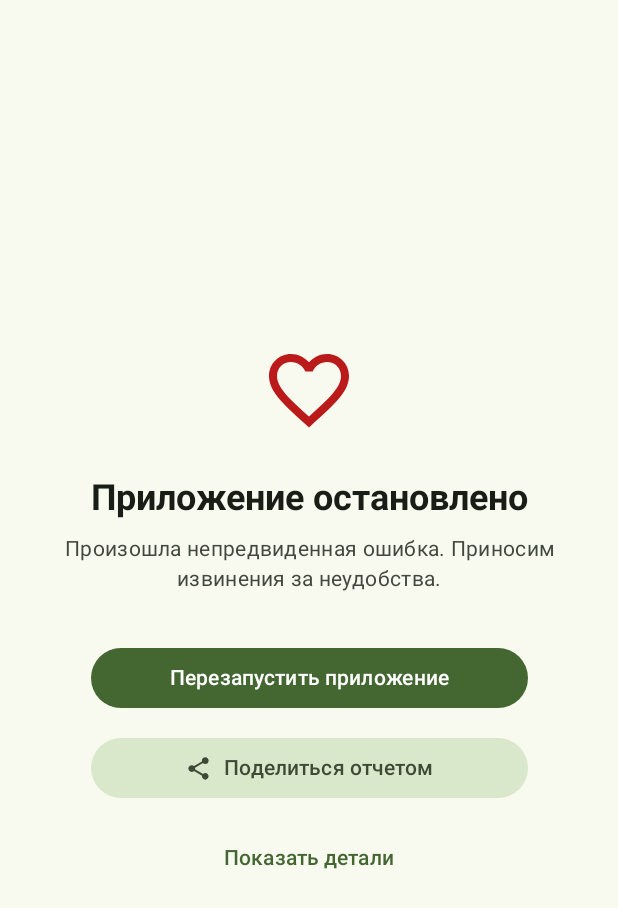
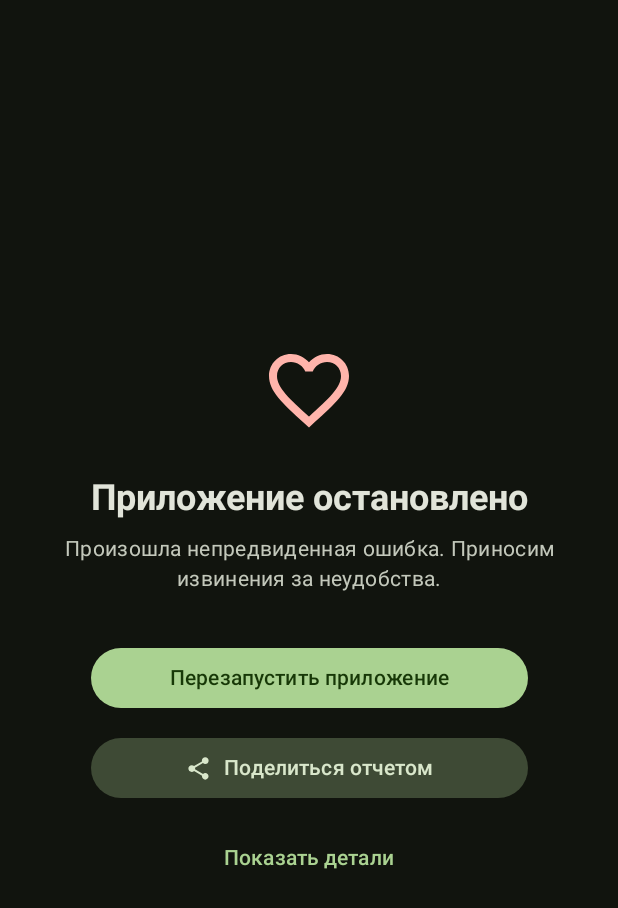
Before and after one commit to whatrushki/WHAT-Schedule-android, an Android app built with Jetpack Compose: the CrashActivity screen opened directly, with no data from a screen before it, on a phone screen of 412 x 824 dp. Shown: the top 908 px of the screen. Run offline under Robolectric (Android 15) with nearby library versions, the phone set to English and light mode, and no system bars.

Commit message:
♻️ refactor(theme): update app theme logic

```diff
--- a/core/foundation/src/main/java/app/what/foundation/services/crash/CrashActivity.kt
+++ b/core/foundation/src/main/java/app/what/foundation/services/crash/CrashActivity.kt
@@ -11,6 +11,7 @@ import androidx.activity.enableEdgeToEdge
 import androidx.core.content.FileProvider
 import app.what.foundation.services.AppLogger.Companion.Auditor
 import app.what.foundation.ui.theme.WHATTheme
+import app.what.foundation.ui.theme.greenDarkScheme
 import java.io.File
 
 class CrashActivity : ComponentActivity() {
@@ -24,7 +25,9 @@ class CrashActivity : ComponentActivity() {
                 window.setNavigationBarContrastEnforced(false)
             }
 
-            WHATTheme {
+            WHATTheme(
+                theme = greenDarkScheme
+            ) {
                 CrashScreen(
                     crashReport = intent.getStringExtra("CRASH_REPORT") ?: "",
                     onRestart = { restartApp() },
--- a/core/foundation/src/main/java/app/what/foundation/ui/theme/WHATTheme.kt
+++ b/core/foundation/src/main/java/app/what/foundation/ui/theme/WHATTheme.kt
@@ -7,37 +7,35 @@ import androidx.compose.material3.MaterialTheme
 import androidx.compose.material3.dynamicDarkColorScheme
 import androidx.compose.material3.dynamicLightColorScheme
 import androidx.compose.runtime.Composable
+import androidx.compose.runtime.CompositionLocalProvider
+import androidx.compose.runtime.compositionLocalOf
 import androidx.compose.ui.platform.LocalContext
+
+val LocalThemeIsDark = compositionLocalOf<Boolean> { error("LocalThemeIsDark is not provided") }
 
 @Composable
 fun WHATTheme(
-    theme: Theme = GreenTheme,
-    darkTheme: Boolean = isSystemInDarkTheme(),
+    theme: ColorScheme,
+    isDarkTheme: Boolean = isSystemInDarkTheme(),
     dynamicColor: Boolean = false,
     content: @Composable () -> Unit
 ) {
     val colorScheme = when {
         dynamicColor && Build.VERSION.SDK_INT >= Build.VERSION_CODES.S -> {
             val context = LocalContext.current
-            if (darkTheme) dynamicDarkColorScheme(context)
+            if (isDarkTheme) dynamicDarkColorScheme(context)
             else dynamicLightColorScheme(context)
         }
 
-        darkTheme -> theme.dark
-        else -> theme.light
+        else -> theme
     }
 
-    MaterialTheme(
-        colorScheme = colorScheme,
-        content = content
-    )
+    CompositionLocalProvider(
+        LocalThemeIsDark provides isDarkTheme
+    ) {
+        MaterialTheme(
+            colorScheme = colorScheme,
+            content = content
+        )
+    }
 }
-
-class Theme(
-    val light: ColorScheme,
-    val dark: ColorScheme
-)
-
-val BrownTheme by lazy { Theme(brownLightScheme, brownDarkScheme) }
-val GreenTheme by lazy { Theme(greenLightScheme, greenDarkScheme) }
-val BlueTheme by lazy { Theme(blueLightScheme, blueDarkScheme) }
```
Also changed, not shown: app/src/main/java/app/what/schedule/MainActivity.kt (+2 -12 lines), app/src/main/java/app/what/schedule/ui/theme/Theme.kt (+35 -3 lines).
